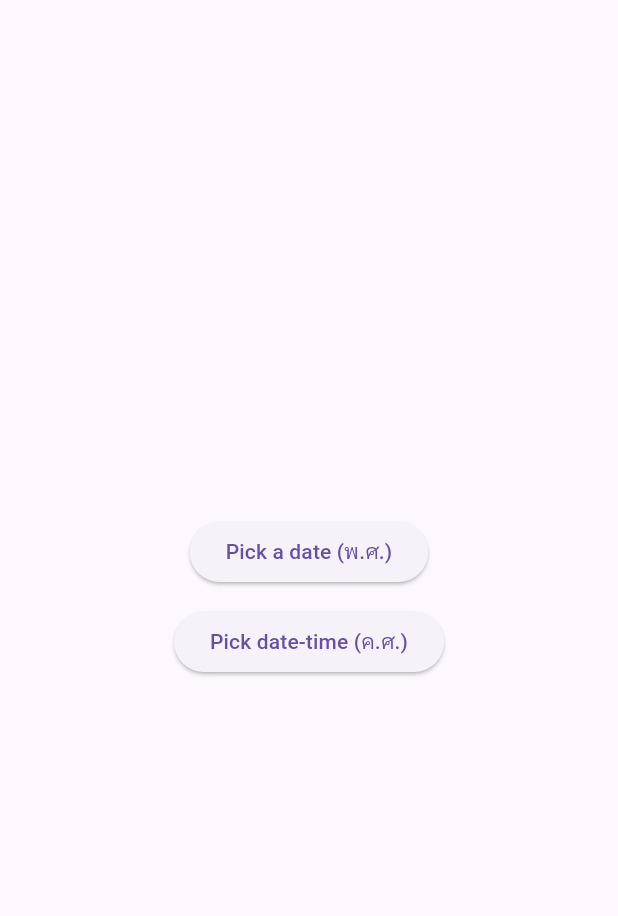
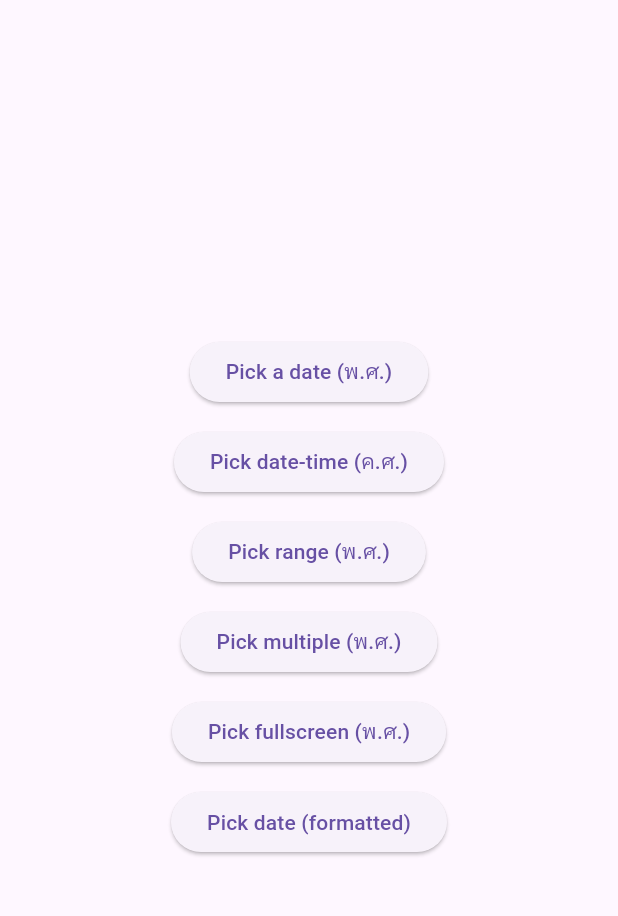
Before and after one commit to Kidpech-code/thai_buddhist_date, a Flutter app: the screen it shows after launch, on a phone screen of 412 x 824 dp, the part 63-979 px from its top. Run offline on Flutter 3.47's test engine with Material 3 defaults, Android fonts, the phone set to English and light mode, and no system bars.

Commit message:
docs(pickers): add Range/Multi/Fullscreen sections; expand example; bump to 0.1.5

```diff
--- a/packages/thai_buddhist_date_pickers/example/lib/main.dart
+++ b/packages/thai_buddhist_date_pickers/example/lib/main.dart
@@ -41,9 +41,8 @@ class _HomePageState extends State<HomePage> {
                   locale: 'th_TH',
                 );
                 if (!context.mounted) return;
-                ScaffoldMessenger.of(context).showSnackBar(
-                  SnackBar(content: Text('Picked date: ${d ?? '-'}')),
-                );
+                final label = d == null ? '-' : tbd.format(d, pattern: 'dmy', era: tbd.Era.be);
+                ScaffoldMessenger.of(context).showSnackBar(SnackBar(content: Text('Picked date (พ.ศ.): $label')));
               },
               child: const Text('Pick a date (พ.ศ.)'),
             ),
@@ -58,11 +57,66 @@ class _HomePageState extends State<HomePage> {
                   formatString: 'dd/MM/yyyy HH:mm',
                 );
                 if (!context.mounted) return;
-                ScaffoldMessenger.of(context).showSnackBar(
-                  SnackBar(content: Text('Picked date-time: ${dt ?? '-'}')),
-                );
+                ScaffoldMessenger.of(context).showSnackBar(SnackBar(content: Text('Picked date-time (ค.ศ.): ${dt ?? '-'}')));
               },
               child: const Text('Pick date-time (ค.ศ.)'),
+            ),
+            const SizedBox(height: 12),
+            ElevatedButton(
+              onPressed: () async {
+                final range = await showThaiDateRangePicker(
+                  context,
+                  era: tbd.Era.be,
+                  locale: 'th_TH',
+                );
+                if (!context.mounted) return;
+                final text = range == null ? '-' : '${tbd.format(range.start, pattern: 'dmy')} → ${tbd.format(range.end, pattern: 'dmy')}';
+                ScaffoldMessenger.of(context).showSnackBar(SnackBar(content: Text('Picked range: $text')));
+              },
+              child: const Text('Pick range (พ.ศ.)'),
+            ),
+            const SizedBox(height: 12),
+            ElevatedButton(
+              onPressed: () async {
+                final multiple = await showThaiMultiDatePicker(
+                  context,
+                  era: tbd.Era.be,
+                  locale: 'th_TH',
+                );
+                if (!context.mounted) return;
+                final list = (multiple ?? const <DateTime>{}).map((d) => tbd.format(d, pattern: 'dd/MM/yyyy')).join(', ');
+                ScaffoldMessenger.of(context).showSnackBar(SnackBar(content: Text('Picked multiple: ${list.isEmpty ? '-' : list}')));
+              },
+              child: const Text('Pick multiple (พ.ศ.)'),
+            ),
+            const SizedBox(height: 12),
+            ElevatedButton(
+              onPressed: () async {
+                final d = await showThaiDatePickerFullscreen(
+                  context,
+                  initialDate: DateTime.now(),
+                  era: tbd.Era.be,
+                  locale: 'th_TH',
+                );
+                if (!context.mounted) return;
+                final label = d == null ? '-' : tbd.format(d, pattern: 'dmy', era: tbd.Era.be);
+                ScaffoldMessenger.of(context).showSnackBar(SnackBar(content: Text('Picked fullscreen: $label')));
+              },
+              child: const Text('Pick fullscreen (พ.ศ.)'),
+            ),
+            const SizedBox(height: 12),
+            ElevatedButton(
+              onPressed: () async {
+                final s = await showThaiDatePickerFormatted(
+                  context,
+                  era: tbd.Era.be,
+                  locale: 'th_TH',
+                  formatString: 'dd MMM yyyy',
+                );
+                if (!context.mounted) return;
+                ScaffoldMessenger.of(context).showSnackBar(SnackBar(content: Text('Formatted (dialog returns string): ${s ?? '-'}')));
+              },
+              child: const Text('Pick date (formatted)'),
             ),
           ],
         ),
--- a/packages/thai_buddhist_date_pickers/pubspec.yaml
+++ b/packages/thai_buddhist_date_pickers/pubspec.yaml
@@ -1,6 +1,6 @@
 name: thai_buddhist_date_pickers
 description: Flutter calendar and pickers (dialog/fullscreen, range, multi) for Thai Buddhist (พ.ศ.) and Gregorian (ค.ศ.), built on thai_buddhist_date.
-version: 0.1.3
+version: 0.1.5
 homepage: https://github.com/Kidpech-code/thai_buddhist_date/tree/main/packages/thai_buddhist_date_pickers
 repository: https://github.com/Kidpech-code/thai_buddhist_date
 issue_tracker: https://github.com/Kidpech-code/thai_buddhist_date/issues/
@@ -10,7 +10,7 @@ environment:
 dependencies:
   flutter:
     sdk: flutter
-  thai_buddhist_date: ^0.2.4
+  thai_buddhist_date: ^0.2.5
 
 dev_dependencies:
   flutter_lints: ^5.0.0
```
Also changed, not shown: 2 other files.
